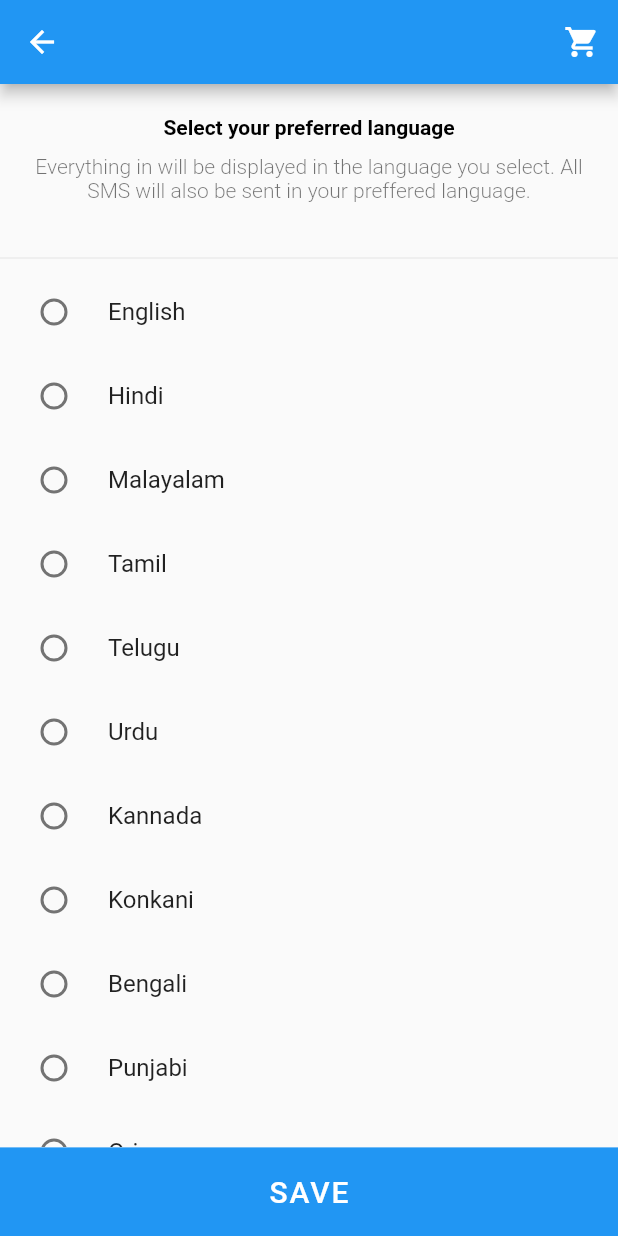
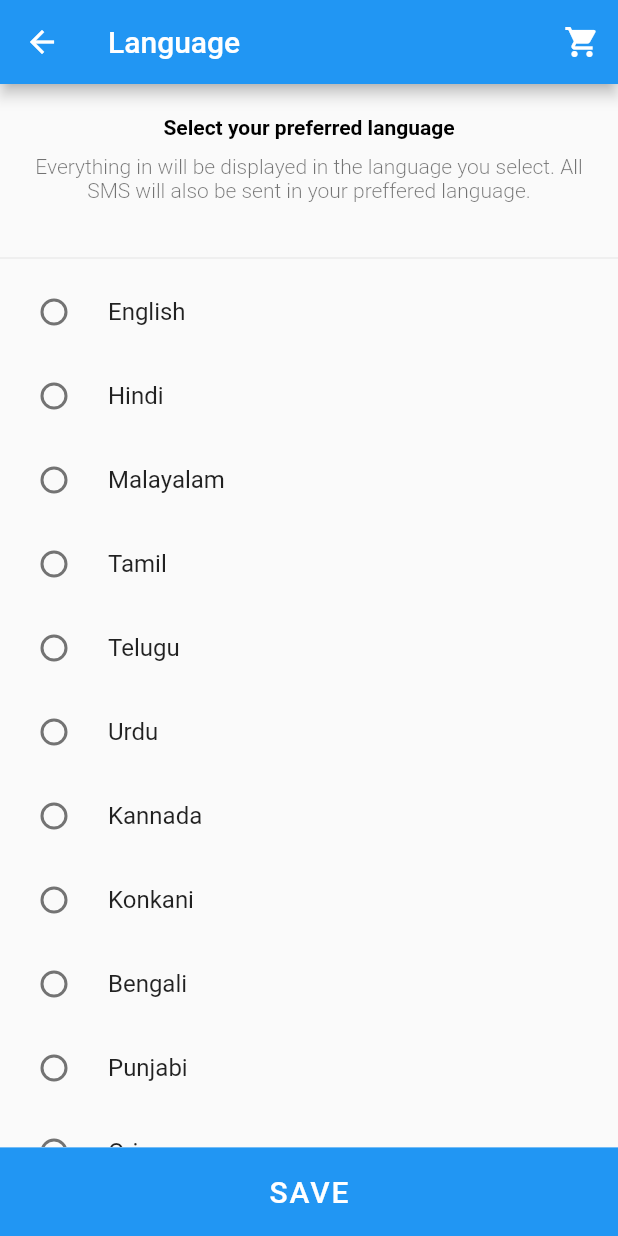
Before and after one commit to akhil-tj/Language_Screen, a Flutter app: the screen it shows after launch, on a phone screen of 412 x 824 dp. Run offline on Flutter 3.47's test engine with Material 2 defaults, Android fonts, the light colour scheme and no system bars.

Commit message:
all flutter files added

```diff
--- a/lib/main.dart
+++ b/lib/main.dart
@@ -13,6 +13,7 @@ class Language extends StatelessWidget {
       debugShowCheckedModeBanner: false,
       home: Scaffold(
         appBar: AppBar(
+          title: Text('Language'),
           backgroundColor: Colors.blue,
           leading: Icon(Icons.arrow_back),
           actions: [
```
